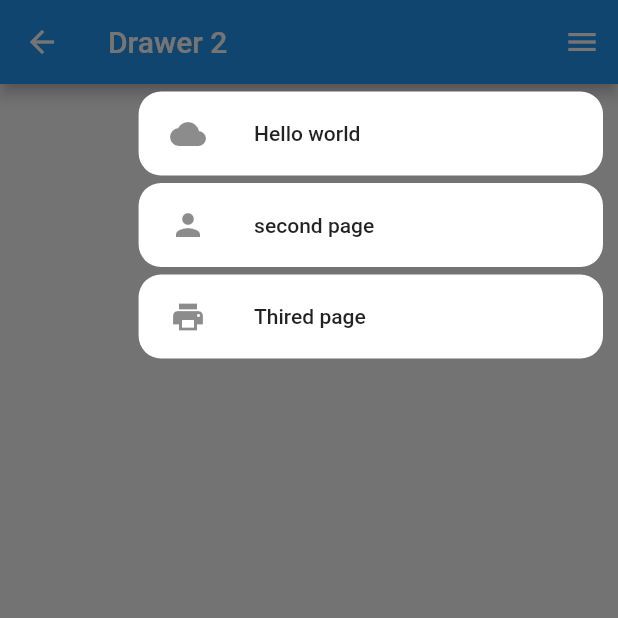
After one commit to khalid-al-shehri/drawer, a Flutter app: the page2 screen opened directly, with the side drawer open, on a phone screen of 412 x 824 dp, the top half of it. The commit adds this screen. Run offline on Flutter 3.47's test engine with Material 2 defaults, Android fonts, the phone set to English and light mode, and no system bars.

Commit message:
- Add second theme.

```diff
--- a/lib/drawer.dart
+++ b/lib/drawer.dart
@@ -12,7 +12,7 @@ Widget drawer(BuildContext context) {
   return Container(
 //    margin: EdgeInsets.only(top: heightAppBarStatus),
       decoration: BoxDecoration(
-          color: Colors.grey[200]
+          color: Colors.white
       ),
       width: width < 650 ? MediaQuery.of(context).size.width * 0.80 : MediaQuery.of(context).size.width * 0.33,
       child: SafeArea(
--- /dev/null
+++ b/lib/drawer2.dart
@@ -0,0 +1,92 @@
+import 'dart:ui';
+import 'package:flutter/cupertino.dart';
+import 'package:flutter/material.dart';
+
+
+Widget drawer2(BuildContext context) {
+
+  double height = MediaQuery.of(context).size.height;
+  double width = MediaQuery.of(context).size.width;
+  double heightAppBarStatus = MediaQuery.of(context).padding.top + kToolbarHeight;
+
+  return Container(
+
+      margin: EdgeInsets.only(top: heightAppBarStatus),
+      width: width < 650 ? MediaQuery.of(context).size.width * 0.80 : MediaQuery.of(context).size.width * 0.33,
+      child: Stack(
+        children: <Widget>[
+
+          ListView(
+            // This padding to let the color of tool bar will be same color of menu bar's color
+            padding: EdgeInsets.zero,
+            children: <Widget>[
+              Container(
+                padding: EdgeInsets.symmetric(horizontal: 10, vertical: 5),
+                child: Column(
+                  crossAxisAlignment: CrossAxisAlignment.center,
+                  children: <Widget>[
+
+                    Container(
+                      padding: EdgeInsets.symmetric(horizontal: 5),
+                      decoration: BoxDecoration(
+                          borderRadius: BorderRadius.circular(15),
+                          color: Colors.white
+                      ),
+                      child: ListTile(
+                        title: Text("Hello world"),
+                        leading: Icon(Icons.wb_cloudy),
+                        onTap: (){
+                          Navigator.pop(context);
+                          print("hello world");
+                        },
+                      ),
+                    ),
+
+                    SizedBox(height: 5,),
+
+                    Container(
+                      padding: EdgeInsets.symmetric(horizontal: 5),
+                      decoration: BoxDecoration(
+                          borderRadius: BorderRadius.circular(15),
+                          color: Colors.white
+                      ),
+                      child: ListTile(
+                        title: Text("second page"),
+                        leading: Icon(Icons.person),
+                        onTap: (){
+                          Navigator.pop(context);
+                          print("second page");
+                        },
+                      ),
+                    ),
+
+                    SizedBox(height: 5,),
+
+                    Container(
+                      padding: EdgeInsets.symmetric(horizontal: 5),
+                      decoration: BoxDecoration(
+                          borderRadius: BorderRadius.circular(15),
+                          color: Colors.white
+                      ),
+                      child: ListTile(
+                        title: Text("Thired page"),
+                        leading: Icon(Icons.print),
+                        onTap: (){
+                          Navigator.pop(context);
+                          print("Thired page");
+                        },
+                      ),
+                    ),
+
+                    SizedBox(height: 5,),
+
+                  ],
+                ),
+              ),
+            ],
+          ),
+
+        ],
+      ),
+  );
+}
--- a/lib/main.dart
+++ b/lib/main.dart
@@ -1,5 +1,7 @@
+import 'package:drawer/page2.dart';
 import 'package:flutter/material.dart';
 import 'drawer.dart';
+import 'drawer2.dart';
 
 void main() => runApp(MyApp());
 
@@ -30,11 +32,24 @@ class _appState extends State<app> {
   Widget build(BuildContext context) {
     return Scaffold(
       appBar: AppBar(
-        title: Text("Hello World"),
+        title: Text("Drawer"),
       ),
       endDrawer: Container(
           child: drawer(context)
       ),
+      floatingActionButton: FloatingActionButton(
+        child: Icon(
+          Icons.arrow_forward
+        ),
+        onPressed: (){
+          Navigator.push(
+            context,
+            MaterialPageRoute(
+                builder: (context) => page2()
+            ),
+          );
+        },
+      ),
     );
   }
 }
--- /dev/null
+++ b/lib/page2.dart
@@ -0,0 +1,21 @@
+import 'package:flutter/material.dart';
+import 'drawer2.dart';
+
+class page2 extends StatefulWidget {
+  @override
+  _page2State createState() => _page2State();
+}
+
+class _page2State extends State<page2> {
+  @override
+  Widget build(BuildContext context) {
+    return Scaffold(
+      appBar: AppBar(
+        title: Text("Drawer 2"),
+      ),
+      endDrawer: Container(
+          child: drawer2(context)
+      ),
+    );
+  }
+}
```
